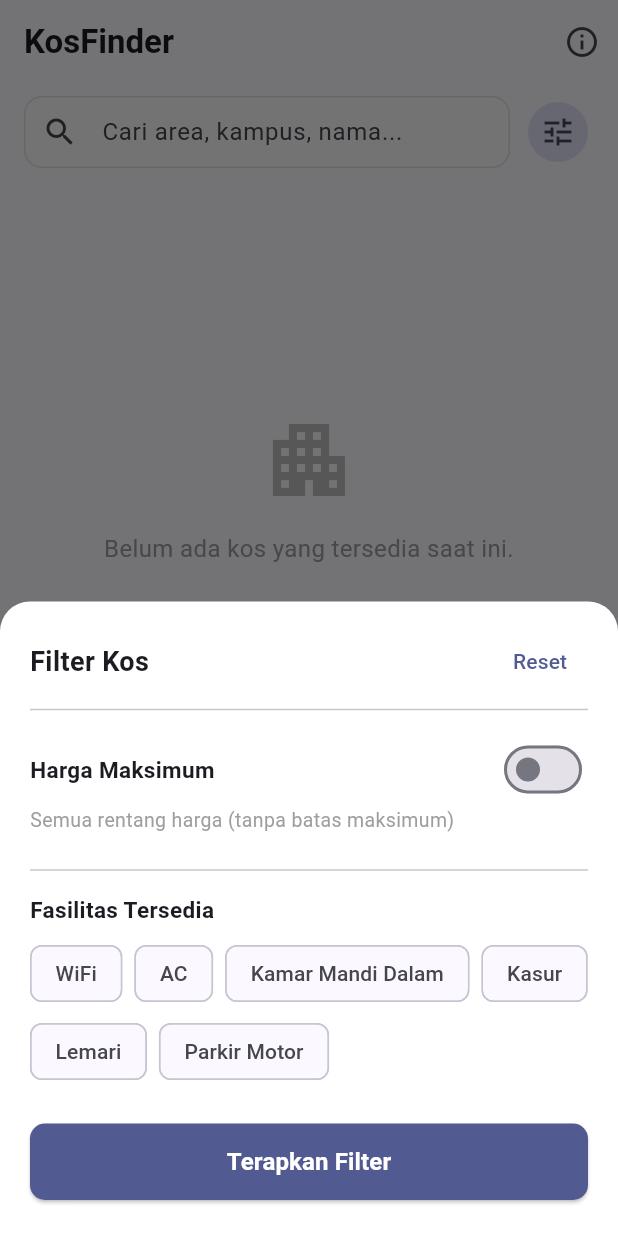
After one commit to bagusmahadinata-lab/kosfinder, a Flutter app: the screen it shows after launch, after a tap on the "tune" icon, on a phone screen of 412 x 824 dp. The commit adds this screen. Run offline on Flutter 3.47's test engine with Material 3 defaults, Android fonts, the phone set to English and light mode, and no system bars; our stand-ins replace supabase_flutter; accounts and stored records are empty.

Commit message:
T05: filter harga dan fasilitas (US03-AC2)

```diff
--- a/lib/screens/home_screen.dart
+++ b/lib/screens/home_screen.dart
@@ -1,11 +1,12 @@
 import 'package:flutter/material.dart';
 import 'package:provider/provider.dart';
 import '../providers/kos_provider.dart';
+import '../widgets/filter_dialog.dart';
 import '../widgets/kos_card.dart';
 import 'about_screen.dart';
 import 'kos_detail_screen.dart';
 
-/// Halaman utama katalog kos publik pencari kos dengan bilah pencarian teks area.
+/// Halaman utama katalog kos publik pencari kos dengan pencarian teks dan filter harga/fasilitas.
 class HomeScreen extends StatefulWidget {
   const HomeScreen({super.key});
 
@@ -30,8 +31,35 @@ class _HomeScreenState extends State<HomeScreen> {
     super.dispose();
   }
 
+  void _openFilterBottomSheet(BuildContext context) {
+    final provider = context.read<KosProvider>();
+    showModalBottomSheet(
+      context: context,
+      isScrollControlled: true,
+      backgroundColor: Colors.transparent,
+      builder: (ctx) => FilterBottomSheet(
+        initialMaxPrice: provider.maxPrice,
+        initialFacilities: provider.selectedFacilities,
+        onApply: (maxPrice, facilities) {
+          provider.setFilters(
+            maxPrice: maxPrice,
+            facilities: facilities,
+          );
+        },
+        onReset: () {
+          provider.setFilters(maxPrice: null, facilities: []);
+        },
+      ),
+    );
+  }
+
   @override
   Widget build(BuildContext context) {
+    final provider = context.watch<KosProvider>();
+    final hasActiveFilter =
+        (provider.maxPrice != null && provider.maxPrice! > 0) ||
+        provider.selectedFacilities.isNotEmpty;
+
     return Scaffold(
       appBar: AppBar(
         title: const Text(
@@ -53,13 +81,16 @@ class _HomeScreenState extends State<HomeScreen> {
       ),
       body: Column(
         children: [
-          // Bilah Pencarian Area (US03-AC1)
+          // Bilah Pencarian Area & Tombol Filter (US03-AC1, US03-AC2)
           Padding(
             padding: const EdgeInsets.fromLTRB(16, 8, 16, 8),
+            child: Row(
+              children: [
+                Expanded(
                   child: TextField(
                     controller: _searchController,
                     decoration: InputDecoration(
-                hintText: 'Cari area, kampus, atau nama kos...',
+                      hintText: 'Cari area, kampus, nama...',
                       prefixIcon: const Icon(Icons.search),
                       suffixIcon: _searchController.text.isNotEmpty
                           ? IconButton(
@@ -92,11 +123,24 @@ class _HomeScreenState extends State<HomeScreen> {
                     },
                   ),
                 ),
+                const SizedBox(width: 8),
+                // Tombol Buka Filter
+                Badge(
+                  isLabelVisible: hasActiveFilter,
+                  child: IconButton.filledTonal(
+                    onPressed: () => _openFilterBottomSheet(context),
+                    icon: const Icon(Icons.tune),
+                    tooltip: 'Filter Harga & Fasilitas',
+                  ),
+                ),
+              ],
+            ),
+          ),
 
           // Konten Katalog Kos
           Expanded(
-            child: Consumer<KosProvider>(
-              builder: (context, provider, child) {
+            child: Builder(
+              builder: (context) {
                 // Kondisi 1: Sedang Memuat Data
                 if (provider.isLoading) {
                   return const Center(
@@ -178,7 +222,7 @@ class _HomeScreenState extends State<HomeScreen> {
                                         setState(() {});
                                       },
                                       icon: const Icon(Icons.clear_all),
-                                      label: const Text('Reset Pencarian'),
+                                      label: const Text('Reset Pencarian & Filter'),
                                     ),
                                   ],
                                 ],
--- /dev/null
+++ b/lib/widgets/filter_dialog.dart
@@ -0,0 +1,198 @@
+import 'package:flutter/material.dart';
+import 'package:intl/intl.dart';
+
+/// Daftar fasilitas standar untuk filter pencarian.
+const List<String> kStandardFacilities = [
+  'WiFi',
+  'AC',
+  'Kamar Mandi Dalam',
+  'Kasur',
+  'Lemari',
+  'Parkir Motor',
+];
+
+/// Modal Bottom Sheet untuk menyaring harga sewa maksimal dan checklist fasilitas.
+class FilterBottomSheet extends StatefulWidget {
+  final double? initialMaxPrice;
+  final List<String> initialFacilities;
+  final Function(double? maxPrice, List<String> facilities) onApply;
+  final VoidCallback onReset;
+
+  const FilterBottomSheet({
+    super.key,
+    this.initialMaxPrice,
+    required this.initialFacilities,
+    required this.onApply,
+    required this.onReset,
+  });
+
+  @override
+  State<FilterBottomSheet> createState() => _FilterBottomSheetState();
+}
+
+class _FilterBottomSheetState extends State<FilterBottomSheet> {
+  late double _maxPrice;
+  late bool _hasPriceFilter;
+  late Set<String> _selectedFacilities;
+
+  @override
+  void initState() {
+    super.initState();
+    _hasPriceFilter = widget.initialMaxPrice != null && widget.initialMaxPrice! > 0;
+    _maxPrice = widget.initialMaxPrice ?? 3000000;
+    _selectedFacilities = Set.from(widget.initialFacilities);
+  }
+
+  @override
+  Widget build(BuildContext context) {
+    final currencyFormatter = NumberFormat.currency(
+      locale: 'id_ID',
+      symbol: 'Rp ',
+      decimalDigits: 0,
+    );
+
+    return Container(
+      padding: const EdgeInsets.fromLTRB(20, 16, 20, 24),
+      decoration: const BoxDecoration(
+        color: Colors.white,
+        borderRadius: BorderRadius.vertical(top: Radius.circular(20)),
+      ),
+      child: SingleChildScrollView(
+        child: Column(
+          mainAxisSize: MainAxisSize.min,
+          crossAxisAlignment: CrossAxisAlignment.start,
+          children: [
+            // Header Dialog
+            Row(
+              mainAxisAlignment: MainAxisAlignment.spaceBetween,
+              children: [
+                const Text(
+                  'Filter Kos',
+                  style: TextStyle(fontSize: 18, fontWeight: FontWeight.bold),
+                ),
+                TextButton(
+                  onPressed: () {
+                    setState(() {
+                      _hasPriceFilter = false;
+                      _maxPrice = 3000000;
+                      _selectedFacilities.clear();
+                    });
+                    widget.onReset();
+                    Navigator.pop(context);
+                  },
+                  child: const Text('Reset'),
+                ),
+              ],
+            ),
+            const Divider(),
+            const SizedBox(height: 8),
+
+            // Filter Harga Maksimum
+            Row(
+              mainAxisAlignment: MainAxisAlignment.spaceBetween,
+              children: [
+                const Text(
+                  'Harga Maksimum',
+                  style: TextStyle(fontWeight: FontWeight.bold, fontSize: 15),
+                ),
+                Switch(
+                  value: _hasPriceFilter,
+                  onChanged: (val) {
+                    setState(() {
+                      _hasPriceFilter = val;
+                    });
+                  },
+                ),
+              ],
+            ),
+            if (_hasPriceFilter) ...[
+              Text(
+                'Maksimal: ${currencyFormatter.format(_maxPrice)} / bulan',
+                style: TextStyle(
+                  color: Theme.of(context).colorScheme.primary,
+                  fontWeight: FontWeight.w600,
+                ),
+              ),
+              Slider(
+                value: _maxPrice,
+                min: 300000,
+                max: 5000000,
+                divisions: 47,
+                label: currencyFormatter.format(_maxPrice),
+                onChanged: (val) {
+                  setState(() {
+                    _maxPrice = val;
+                  });
+                },
+              ),
+            ] else ...[
+              const Text(
+                'Semua rentang harga (tanpa batas maksimum)',
+                style: TextStyle(color: Colors.grey, fontSize: 13),
+              ),
+            ],
+
+            const SizedBox(height: 16),
+            const Divider(),
+            const SizedBox(height: 8),
+
+            // Filter Checklist Fasilitas (US03-AC2)
+            const Text(
+              'Fasilitas Tersedia',
+              style: TextStyle(fontWeight: FontWeight.bold, fontSize: 15),
+            ),
+            const SizedBox(height: 8),
+            Wrap(
+              spacing: 8,
+              runSpacing: 4,
+              children: kStandardFacilities.map((f) {
+                final isSelected = _selectedFacilities.contains(f);
+                return FilterChip(
+                  label: Text(f),
+                  selected: isSelected,
+                  onSelected: (selected) {
+                    setState(() {
+                      if (selected) {
+                        _selectedFacilities.add(f);
+                      } else {
+                        _selectedFacilities.remove(f);
+                      }
+                    });
+                  },
+                );
+              }).toList(),
+            ),
+
+            const SizedBox(height: 24),
+
+            // Tombol Terapkan Filter
+            SizedBox(
+              width: double.infinity,
+              child: ElevatedButton(
+                onPressed: () {
+                  widget.onApply(
+                    _hasPriceFilter ? _maxPrice : null,
+                    _selectedFacilities.toList(),
+                  );
+                  Navigator.pop(context);
+                },
+                style: ElevatedButton.styleFrom(
+                  backgroundColor: Theme.of(context).colorScheme.primary,
+                  foregroundColor: Colors.white,
+                  padding: const EdgeInsets.symmetric(vertical: 14),
+                  shape: RoundedRectangleBorder(
+                    borderRadius: BorderRadius.circular(10),
+                  ),
+                ),
+                child: const Text(
+                  'Terapkan Filter',
+                  style: TextStyle(fontSize: 16, fontWeight: FontWeight.bold),
+                ),
+              ),
+            ),
+          ],
+        ),
+      ),
+    );
+  }
+}
```
Also changed, not shown: 2 other files. Lines whose indentation alone changed are shown as unchanged.
